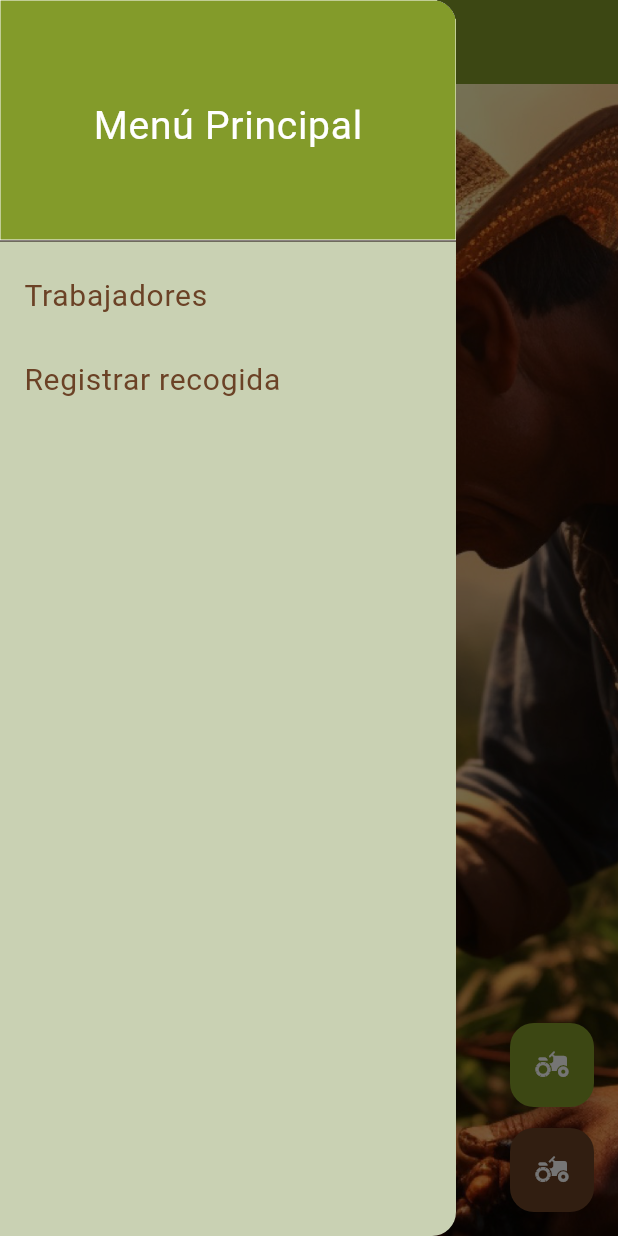
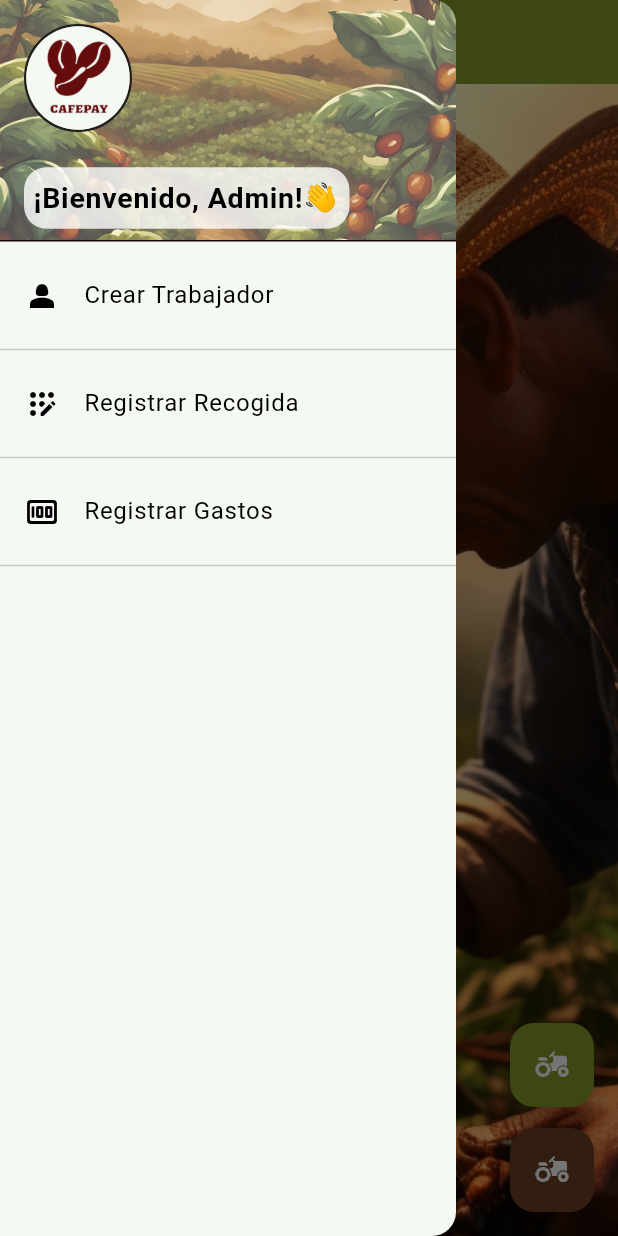
Before and after one commit to Kevin2001Acosta/Desarrollo-app-M-vil-para-cafeteros, a Flutter app: the screen it shows after launch, with the side drawer open, on a phone screen of 412 x 824 dp. Run offline on Flutter 3.47's test engine with Material 3 defaults, Android fonts, the light colour scheme and no system bars; our stand-ins replace dropdown_button2, sqflite; missing offline and left inert: dart:ffi, group_list_view, rounded_background_text; accounts and stored records are empty.

Commit message:
Fixes menu

```diff
--- a/lib/Screens/home_page.dart
+++ b/lib/Screens/home_page.dart
@@ -14,6 +14,8 @@ import 'package:provider/provider.dart';
 //import 'package:provider/provider.dart';
 import 'package:http/http.dart' as http;
 import 'package:html/parser.dart' as parser;
+import 'package:rounded_background_text/rounded_background_text.dart';
+
 // url de pdf info café: https://federaciondecafeteros.org/app/uploads/2019/10/precio_cafe.pdf
 
 class MyHomePage extends StatelessWidget {
@@ -139,46 +141,69 @@ class MyHomePage extends StatelessWidget {
           }),
         ),
         drawer: Drawer(
+            backgroundColor: Color(0xFFF5F9F3),
             child: ListView(
               padding: EdgeInsets.zero,
-            children: <Widget>[
-              DrawerHeader(
+              children: [
+                UserAccountsDrawerHeader(
+                  accountName: Container(
+                    width: 217,
+                    padding: EdgeInsets.all(6),
                     decoration: BoxDecoration(
-                  color: Theme.of(context).colorScheme.primary,
-                  border: Border.all(color: Colors.white, width: 0),
-                  boxShadow: const [
-                    BoxShadow(
-                      color: Colors.white,
-                      blurRadius: 0.0,
+                    color: Colors.white.withOpacity(0.8), // Color de fondo
+                    borderRadius: BorderRadius.circular(15), // Ajusta el radio según tus preferencias
                   ),
-                  ],
+                  child: Text(
+                    '¡Bienvenido, Admin!👋',
+                    style: TextStyle(
+                      fontSize: 19.0,
+                      color: Colors.black,
+                      fontWeight: FontWeight.bold,
                     ),
-                child: const Center(
-                  child: Text('Menú Principal',
-                      style: TextStyle(fontSize: 26.0, color: Colors.white)),
+                  ),
+                ),
+                  accountEmail: null,
+                  currentAccountPicture: Container(
+                    decoration: BoxDecoration(
+                      shape: BoxShape.circle,
+                      border: Border.all(color: Color.fromARGB(255, 31, 31, 31), width: 1.5),
+                    ),
+                    child: CircleAvatar(
+                      backgroundColor:  Color(0xFFF5F9F3),
+                      radius: 30,
+                      backgroundImage: AssetImage('assets/logo.png'), // Cambia la imagen según tus necesidades
+                    ),
+                  ),
+                    decoration: BoxDecoration(
+                      image: DecorationImage(
+                        image: AssetImage('assets/fondo2.png'),
+                        fit: BoxFit.cover,
+                      )
                     ),
                 ),
                 ListTile(
-                title: Text('Trabajadores',
-                    style: TextStyle(
-                        fontSize: 20.0,
-                        color: Theme.of(context).colorScheme.secondary)),
-                onTap: () {
-                  Navigator.push(
-                      context,
-                      MaterialPageRoute(
-                          builder: (context) => const TrabajadoresPage()));
-                },
+                  leading: Icon(Icons.person_2_sharp),
+                  title: Text('Crear Trabajador'),
+                  onTap: () => {print("si")},
+                ),
+                Divider(
+                  color: Colors.grey.withOpacity(0.5), thickness: 1,
                 ),
                 ListTile(
-                title: Text('Registrar recogida',
-                    style: TextStyle(
-                        fontSize: 20.0,
-                        color: Theme.of(context).colorScheme.secondary)),
-                onTap: () {
-                  navegarSiCosechaIniciada(context,
-                      'No hay una cosecha iniciada,\n Iniciela en el botón inferior derecho verde');
-                },
+                  leading: Icon(Icons.app_registration_rounded),
+                  title: Text('Registrar Recogida',),
+                  onTap: () => {navegarSiCosechaIniciada(context,'No hay una cosecha iniciada,\n Iniciela en el botón inferior derecho verde')},
+                ),
+                Divider(
+                  color: Colors.grey.withOpacity(0.5), thickness: 1,
+                ),
+                ListTile(
+                  leading: Icon(Icons.money_rounded),
+                  title: Text('Registrar Gastos',),
+                  onTap: () => {print("si")},
+                ),
+                Divider(
+                  color: Colors.grey.withOpacity(0.5), thickness: 1,
                 ),
               ],
             ),
--- a/pubspec.yaml
+++ b/pubspec.yaml
@@ -31,6 +31,8 @@ dependencies:
   flutter:
     sdk: flutter
   flutter_emoji: ^2.0.0
+  rounded_background_text: 0.5.0
+
 
   # para manejar la base de datos
   sqflite: ^2.3.2
```
Also changed, not shown: assets/fondo2.png (added), assets/fondooo.jpg (renamed from assets/fondo2.jpg), assets/logo.png, assets/logomm.png (added), pubspec.lock. Lines whose indentation alone changed are shown as unchanged.
